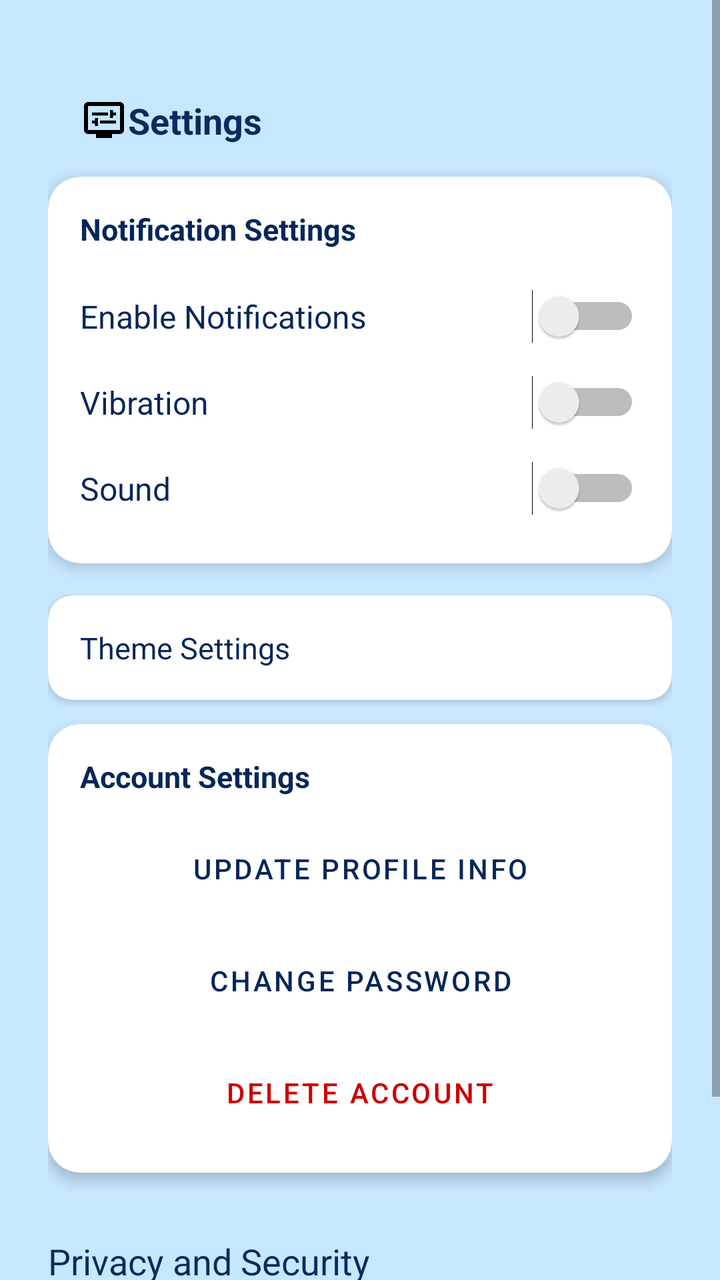
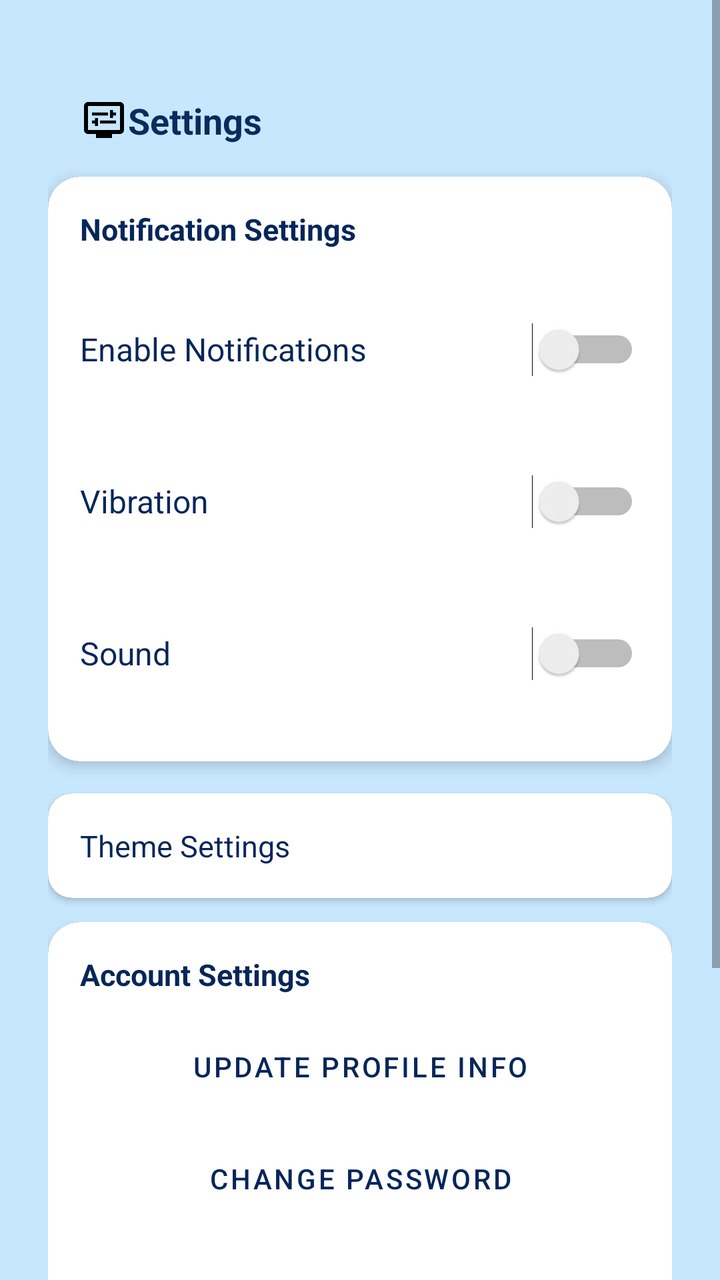

Screens rendered from an Android XML layout before and after an edit, with the pre-edit source and the edit as a unified diff.
<!-- AndroidManifest.xml: application theme Theme.NurtureNest -->
<!-- res/layout/fragment_settings.xml -->
<androidx.constraintlayout.widget.ConstraintLayout
    xmlns:android="http://schemas.android.com/apk/res/android"
    xmlns:app="http://schemas.android.com/apk/res-auto"
    xmlns:tools="http://schemas.android.com/tools"
    android:layout_width="match_parent"
    android:layout_height="match_parent"
    android:background="?attr/colorBackground"
    tools:context=".fragments.SettingsFragment">

    
    <ScrollView
        android:id="@+id/scroll_container"
        android:layout_width="0dp"
        android:layout_height="0dp"
        android:fillViewport="true"
        app:layout_constraintTop_toTopOf="parent"
        app:layout_constraintBottom_toBottomOf="parent"
        app:layout_constraintStart_toStartOf="parent"
        app:layout_constraintEnd_toEndOf="parent">

        <LinearLayout
            android:id="@+id/main_content"
            android:layout_width="match_parent"
            android:layout_height="wrap_content"
            android:orientation="vertical"
            android:paddingHorizontal="24dp"
            android:paddingVertical="32dp">

            
            <TextView
                android:id="@+id/tvThemeSettings"
                android:layout_width="325dp"
                android:layout_height="wrap_content"
                android:drawableStart="@drawable/ic_settings"
                android:padding="16dp"
                android:text="Settings"
                android:textColor="?attr/colorPrimary"
                android:textSize="18sp"
                android:textStyle="bold" />

            
            <com.google.android.material.card.MaterialCardView
                android:id="@+id/cardNotificationSettings"
                android:layout_width="match_parent"
                android:layout_height="wrap_content"
                android:layout_marginBottom="16dp"
                app:cardCornerRadius="16dp"
                app:cardElevation="4dp">

                <LinearLayout
                    android:layout_width="match_parent"
                    android:layout_height="wrap_content"
                    android:orientation="vertical"
                    android:background="@color/dark_on_background"
                    android:padding="16dp">

                    
                    <TextView
                        android:layout_width="wrap_content"
                        android:layout_height="wrap_content"
                        android:layout_marginBottom="12dp"
                        android:text="Notification Settings"
                        android:textColor="@color/dark_on_primary"
                        android:textSize="15sp"
                        android:textStyle="bold" />

                    
                    <LinearLayout
                        android:layout_width="match_parent"
                        android:layout_height="wrap_content"
                        android:orientation="horizontal"
                        android:gravity="center_vertical"
                        android:paddingVertical="8dp">

                        <TextView
                            android:layout_width="0dp"
                            android:layout_height="wrap_content"
                            android:layout_weight="1"
                            android:text="Enable Notifications"
                            android:textColor="@color/dark_on_primary"
                            android:textSize="16sp"/>

                        <Switch
                            android:id="@+id/switchNotifications"
                            android:layout_width="wrap_content"
                            android:layout_height="wrap_content" />
                    </LinearLayout>

                    
                    <LinearLayout
                        android:layout_width="match_parent"
                        android:layout_height="wrap_content"
                        android:orientation="horizontal"
                        android:gravity="center_vertical"
                        android:paddingVertical="8dp">

                        <TextView
                            android:layout_width="0dp"
                            android:layout_height="wrap_content"
                            android:layout_weight="1"
                            android:text="Vibration"
                            android:textColor="@color/dark_on_primary"
                            android:textSize="16sp"/>

                        <Switch
                            android:id="@+id/switchVibration"
                            android:layout_width="wrap_content"
                            android:layout_height="wrap_content" />
                    </LinearLayout>

                    
                    <LinearLayout
                        android:layout_width="match_parent"
                        android:layout_height="wrap_content"
                        android:orientation="horizontal"
                        android:gravity="center_vertical"
                        android:paddingVertical="8dp">

                        <TextView
                            android:layout_width="0dp"
                            android:layout_height="wrap_content"
                            android:layout_weight="1"
                            android:text="Sound"
                            android:textColor="@color/dark_on_primary"
                            android:textSize="16sp"/>

                        <Switch
                            android:id="@+id/switchSound"
                            android:layout_width="wrap_content"
                            android:layout_height="wrap_content" />
                    </LinearLayout>
                </LinearLayout>
            </com.google.android.material.card.MaterialCardView>

            
            <com.google.android.material.card.MaterialCardView
                android:id="@+id/cardThemeSettings"
                android:layout_width="match_parent"
                android:layout_height="wrap_content"
                android:layout_marginBottom="12dp"
                app:cardElevation="2dp"
                app:cardCornerRadius="12dp"
                android:clickable="true"
                android:focusable="true">

                <LinearLayout
                    android:layout_width="match_parent"
                    android:layout_height="wrap_content"
                    android:background="@color/cardview_light_background"
                    android:gravity="center_vertical"
                    android:orientation="horizontal"
                    android:padding="16dp">

                    <TextView
                        android:id="@+id/tvColourThemeSettings"
                        android:layout_width="wrap_content"
                        android:layout_height="wrap_content"
                        android:text="Theme Settings"
                        android:textColor="@color/dark_on_primary"
                        android:textSize="15sp" />
                </LinearLayout>
            </com.google.android.material.card.MaterialCardView>

            
            <com.google.android.material.card.MaterialCardView
                android:id="@+id/cardAccountSettings"
                android:layout_width="match_parent"
                android:layout_height="wrap_content"
                android:layout_marginBottom="16dp"
                app:cardCornerRadius="16dp"
                app:cardElevation="4dp">

                <LinearLayout
                    android:layout_width="match_parent"
                    android:layout_height="wrap_content"
                    android:orientation="vertical"
                    android:background="@color/cardview_light_background"
                    android:padding="16dp">

                    <TextView
                        android:layout_width="wrap_content"
                        android:layout_height="wrap_content"
                        android:layout_marginBottom="12dp"
                        android:text="Account Settings"
                        android:textColor="@color/dark_on_primary"
                        android:textSize="15sp"
                        android:textStyle="bold" />

                    <Button
                        android:id="@+id/btnUpdateProfile"
                        android:layout_width="match_parent"
                        android:layout_height="wrap_content"
                        android:text="Update Profile Info"
                        style="?attr/materialButtonOutlinedStyle"
                        android:textColor="@color/dark_on_primary"/>

                    <Button
                        android:id="@+id/btnChangePassword"
                        android:layout_width="match_parent"
                        android:layout_height="wrap_content"
                        android:text="Change Password"
                        android:layout_marginTop="8dp"
                        style="?attr/materialButtonOutlinedStyle"
                        android:textColor="@color/dark_on_primary"/>

                    <Button
                        android:id="@+id/btnDeleteAccount"
                        android:layout_width="match_parent"
                        android:layout_height="wrap_content"
                        android:text="Delete Account"
                        android:layout_marginTop="8dp"
                        android:textColor="@android:color/holo_red_dark"
                        style="?attr/materialButtonOutlinedStyle"/>
                </LinearLayout>
            </com.google.android.material.card.MaterialCardView>

            
            <TextView
                android:id="@+id/tvPrivacySecurity"
                android:layout_width="match_parent"
                android:layout_height="wrap_content"
                android:text="Privacy and Security"
                android:textSize="18sp"
                android:textColor="?attr/colorPrimary"
                android:clickable="true"
                android:focusable="true"
                android:paddingVertical="16dp"
                android:background="?attr/selectableItemBackground"/>

            <TextView
                android:id="@+id/tvSupportHelp"
                android:layout_width="match_parent"
                android:layout_height="wrap_content"
                android:text="Support / Help"
                android:textSize="18sp"
                android:textColor="?attr/colorPrimary"
                android:clickable="true"
                android:focusable="true"
                android:paddingVertical="16dp"
                android:background="?attr/selectableItemBackground"/>
        </LinearLayout>
    </ScrollView>

</androidx.constraintlayout.widget.ConstraintLayout>
<!-- resources referenced by this layout -->
<resources>
  <color name="dark_on_background">#FFFFFF</color>
  <color name="dark_on_primary">#052659</color>
  <!-- drawable ic_settings (drawable) -->
  <vector xmlns:android="http://schemas.android.com/apk/res/android" android:height="24dp" android:tint="#000000" android:viewportHeight="960" android:viewportWidth="960" android:width="24dp">
        
      <path android:fillColor="@android:color/white" android:pathData="M300,600L360,600L360,440L300,440L300,490L240,490L240,550L300,550L300,600ZM400,550L720,550L720,490L400,490L400,550ZM600,440L660,440L660,390L720,390L720,330L660,330L660,280L600,280L600,440ZM240,390L560,390L560,330L240,330L240,390ZM320,840L320,760L160,760Q127,760 103.5,736.5Q80,713 80,680L80,200Q80,167 103.5,143.5Q127,120 160,120L800,120Q833,120 856.5,143.5Q880,167 880,200L880,680Q880,713 856.5,736.5Q833,760 800,760L640,760L640,840L320,840ZM160,680L800,680Q800,680 800,680Q800,680 800,680L800,200Q800,200 800,200Q800,200 800,200L160,200Q160,200 160,200Q160,200 160,200L160,680Q160,680 160,680Q160,680 160,680ZM160,680Q160,680 160,680Q160,680 160,680L160,200Q160,200 160,200Q160,200 160,200L160,200Q160,200 160,200Q160,200 160,200L160,680Q160,680 160,680Q160,680 160,680Z"/>
      
  </vector>
  <style name="Theme.NurtureNest" parent="Theme.MaterialComponents.DayNight.NoActionBar">
          <item name="colorPrimary">#0A2B5D</item>
          <item name="colorOnPrimary">#FFFFFF</item>
          <item name="colorSurface">#000000</item>
          <item name="colorOnSurface">#FFFFFF</item>
          <item name="colorBackground">#C7E7FF</item>
          <item name="colorOnBackground">#1A1A1A</item>
          <item name="android:windowBackground">#C7E7FF</item>
      </style>
</resources>

<!-- the commit's change to res/layout/fragment_settings.xml (unified diff, before → after) -->
@@ -82,8 +82,8 @@
 
                         <Switch
                             android:id="@+id/switchNotifications"
-                            android:layout_width="wrap_content"
-                            android:layout_height="wrap_content" />
+                            android:layout_width="60dp"
+                            android:layout_height="60dp" />
                     </LinearLayout>
 
                     
@@ -104,8 +104,8 @@
 
                         <Switch
                             android:id="@+id/switchVibration"
-                            android:layout_width="wrap_content"
-                            android:layout_height="wrap_content" />
+                            android:layout_width="60dp"
+                            android:layout_height="60dp" />
                     </LinearLayout>
 
                     
@@ -126,8 +126,8 @@
 
                         <Switch
                             android:id="@+id/switchSound"
-                            android:layout_width="wrap_content"
-                            android:layout_height="wrap_content" />
+                            android:layout_width="60dp"
+                            android:layout_height="60dp" />
                     </LinearLayout>
                 </LinearLayout>
             </com.google.android.material.card.MaterialCardView>
<!-- resource entries referenced after the edit -->
@@ -16,6 +16,7 @@
           <item name="colorBackground">#C7E7FF</item>
           <item name="colorOnBackground">#1A1A1A</item>
           <item name="android:windowBackground">#C7E7FF</item>
+          <item name="TextColor">#000000</item>
       </style>
 </resources>
 
